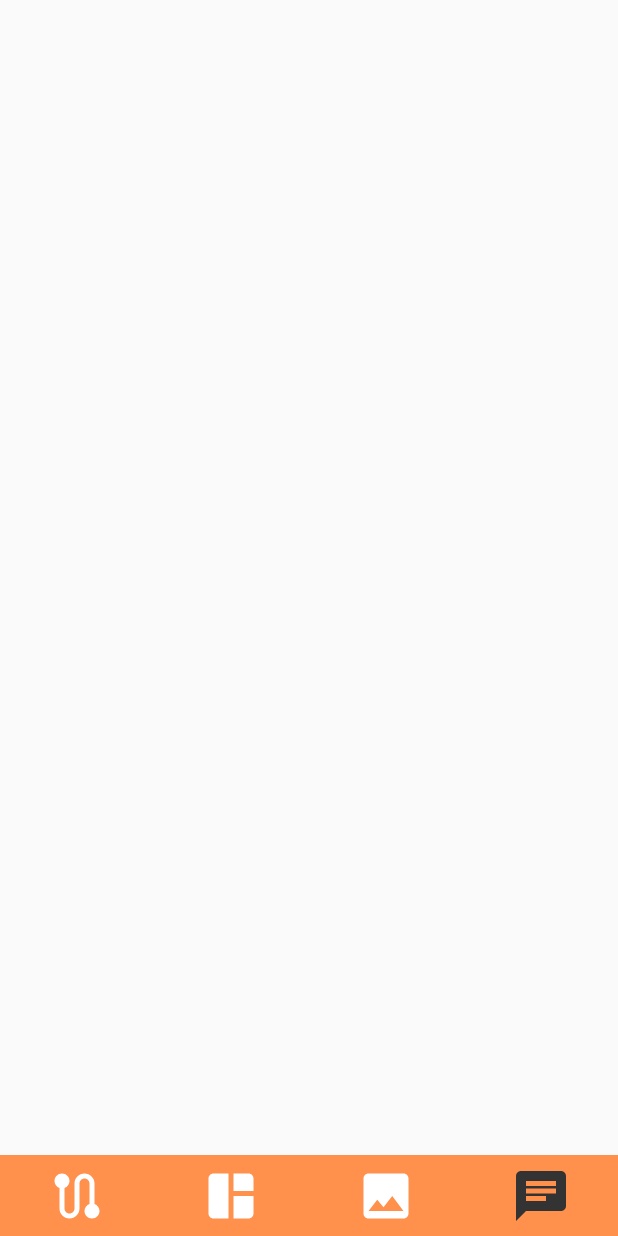
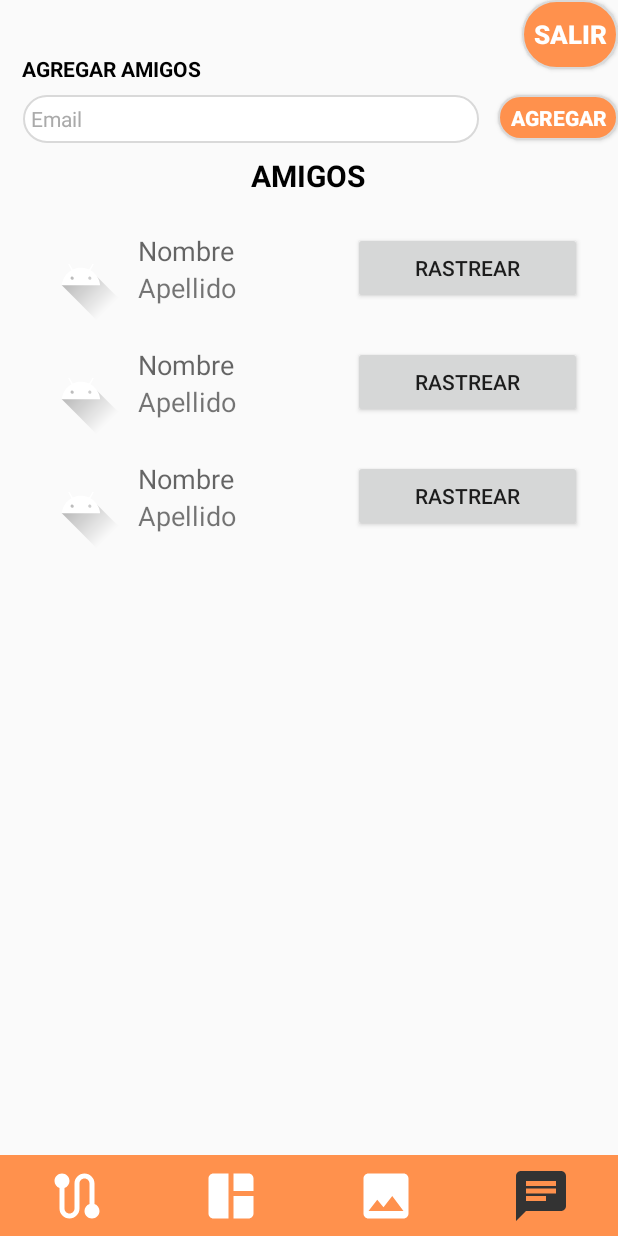
Before and after one commit to Intro-CompuMovil/Fitwalk, an Android app: the layout chat.xml on its own in the app's theme, with its tools: preview values and no code run, on a phone screen of 412 x 824 dp. Run offline under Robolectric (Android 15) with nearby library versions, the phone set to English and light mode, and no system bars.

Commit message:
falta: el recycler view con las imágenes para los post el recycler view para rastrear a los amigos

```diff
--- a/proyecto 3/ProyectoCM/app/src/main/java/com/example/proyectocm/Blog.kt
+++ b/proyecto 3/ProyectoCM/app/src/main/java/com/example/proyectocm/Blog.kt
@@ -125,7 +125,7 @@ class Blog : AppCompatActivity() {
         }
     }
     fun initRecyclerView(){
-        val recyclerView = findViewById<RecyclerView>(R.id.recyclerUsuario)
+        val recyclerView = findViewById<RecyclerView>(R.id.recyclerPost)
         recyclerView.layoutManager = LinearLayoutManager(this)
         recyclerView.adapter = PostAdapter(Mutalblelista.toList(), this)
 
--- a/proyecto 3/ProyectoCM/app/src/main/java/com/example/proyectocm/Registrar.kt
+++ b/proyecto 3/ProyectoCM/app/src/main/java/com/example/proyectocm/Registrar.kt
@@ -151,7 +151,9 @@ class Registrar : AppCompatActivity() {
                                 identificacion.text.toString(),
                                 location.latitude,
                                 location.longitude,
-                                (listOf(""))
+                                (listOf("")),
+                                (listOf("")),
+                                email.text.toString()
                             )
                             val user = FirebaseAuth.getInstance().currentUser
                             val userId = user?.uid
--- a/proyecto 3/ProyectoCM/app/src/main/java/com/example/proyectocm/Usuario.kt
+++ b/proyecto 3/ProyectoCM/app/src/main/java/com/example/proyectocm/Usuario.kt
@@ -5,4 +5,6 @@ data class Usuario(val Nombre : String? =null,
                    val Id : String? =null,
                    val Latitud : Double? =null,
                    val Longitud : Double? =null,
-                   val recorridos: List<String>? = null)
+                   val recorridos: List<String>? = null,
+                    val amigos: List<String>? = null,
+                   val email: String? = null)
--- a/proyecto 3/ProyectoCM/app/src/main/res/layout/blog.xml
+++ b/proyecto 3/ProyectoCM/app/src/main/res/layout/blog.xml
@@ -16,7 +16,7 @@
         app:layout_constraintTop_toBottomOf="@+id/salir">
 
         <androidx.recyclerview.widget.RecyclerView
-            android:id="@+id/recyclerUsuario"
+            android:id="@+id/recyclerPost"
             android:layout_width="match_parent"
             android:layout_height="wrap_content"
             app:layout_constraintBottom_toBottomOf="parent"
--- a/proyecto 3/ProyectoCM/app/src/main/res/layout/chat.xml
+++ b/proyecto 3/ProyectoCM/app/src/main/res/layout/chat.xml
@@ -6,15 +6,20 @@
     android:layout_height="match_parent"
     tools:context=".Chat">
 
-    <ListView
-        android:id="@+id/list"
-        android:layout_width="match_parent"
-        android:layout_height="601dp"
+    <androidx.recyclerview.widget.RecyclerView
+        android:id="@+id/recyclerViewUsuarios"
+        android:layout_width="0dp"
+        android:layout_height="0dp"
+        android:padding="16dp"
+        app:layout_constraintBottom_toTopOf="@+id/linearLayout3"
         app:layout_constraintEnd_toEndOf="parent"
         app:layout_constraintStart_toStartOf="parent"
-        app:layout_constraintTop_toTopOf="parent" />
+        app:layout_constraintTop_toBottomOf="@+id/textView4"
+        app:layout_constraintVertical_bias="0.0"
+        tools:listitem="@layout/item_usuario" />
 
     <LinearLayout
+        android:id="@+id/linearLayout3"
         android:layout_width="match_parent"
         android:layout_height="54dp"
         android:background="@color/orange_light"
@@ -25,43 +30,119 @@
 
         <ImageButton
             android:id="@+id/imageButton"
+            style="@style/ButtonSinBordes"
             android:layout_width="wrap_content"
             android:layout_height="match_parent"
             android:layout_weight="1"
+            android:importantForAccessibility="no"
             android:onClick="mapa"
-            android:importantForAccessibility="no"
-            style="@style/ButtonSinBordes"
             app:srcCompat="@drawable/baseline_route_40" />
 
         <ImageButton
             android:id="@+id/imageButton2"
+            style="@style/ButtonSinBordes"
             android:layout_width="wrap_content"
             android:layout_height="match_parent"
             android:layout_weight="1"
+            android:importantForAccessibility="no"
             android:onClick="dashboard"
-            android:importantForAccessibility="no"
-            style="@style/ButtonSinBordes"
             app:srcCompat="@drawable/baseline_space_dashboard_40" />
 
         <ImageButton
             android:id="@+id/imageButton3"
+            style="@style/ButtonSinBordes"
             android:layout_width="wrap_content"
             android:layout_height="match_parent"
             android:layout_weight="1"
+            android:importantForAccessibility="no"
             android:onClick="blog"
-            android:importantForAccessibility="no"
-            style="@style/ButtonSinBordes"
             app:srcCompat="@drawable/baseline_image_40" />
 
         <ImageButton
             android:id="@+id/imageButton4"
+            style="@style/ButtonSinBordes"
             android:layout_width="wrap_content"
             android:layout_height="match_parent"
             android:layout_weight="1"
             android:importantForAccessibility="no"
-            style="@style/ButtonSinBordes"
             app:srcCompat="@drawable/baseline_chat_black" />
 
     </LinearLayout>
 
+
+    <TextView
+        android:id="@+id/textView4"
+        android:layout_width="wrap_content"
+        android:layout_height="wrap_content"
+        android:layout_marginTop="8dp"
+        android:text="amigos"
+        android:textAllCaps="true"
+        android:textColor="#000000"
+        android:textSize="20sp"
+        android:textStyle="bold"
+        app:layout_constraintEnd_toEndOf="parent"
+        app:layout_constraintHorizontal_bias="0.498"
+        app:layout_constraintStart_toStartOf="parent"
+        app:layout_constraintTop_toBottomOf="@+id/nombreAmigo" />
+
+    <EditText
+        android:id="@+id/nombreAmigo"
+        android:layout_width="304dp"
+        android:layout_height="32dp"
+        android:layout_marginTop="8dp"
+        android:background="@drawable/background_text_white"
+        android:ems="10"
+        android:hint="Email"
+        android:inputType="textPersonName"
+        android:paddingStart="5dp"
+        android:textColorHint="@android:color/darker_gray"
+        android:textSize="14sp"
+        app:layout_constraintEnd_toStartOf="@+id/agregar"
+        app:layout_constraintHorizontal_bias="0.551"
+        app:layout_constraintStart_toStartOf="parent"
+        app:layout_constraintTop_toBottomOf="@+id/textView5" />
+
+    <Button
+        android:id="@+id/salir"
+        android:layout_width="64dp"
+        android:layout_height="46dp"
+        android:background="@drawable/background_button_orange"
+        android:text="salir"
+        android:textColor="@color/white"
+        android:textSize="17sp"
+        android:textStyle="bold"
+        app:layout_constraintEnd_toEndOf="parent"
+        app:layout_constraintHorizontal_bias="1.0"
+        app:layout_constraintStart_toStartOf="parent"
+        app:layout_constraintTop_toTopOf="parent" />
+
+    <Button
+        android:id="@+id/agregar"
+        android:layout_width="80dp"
+        android:layout_height="30dp"
+        android:layout_marginTop="8dp"
+        android:background="@drawable/background_button_orange"
+        android:text="agregar"
+        android:textColor="@color/white"
+        android:textSize="14sp"
+        android:textStyle="bold"
+        app:layout_constraintEnd_toEndOf="parent"
+        app:layout_constraintHorizontal_bias="1.0"
+        app:layout_constraintStart_toStartOf="parent"
+        app:layout_constraintTop_toBottomOf="@+id/textView5" />
+
+    <TextView
+        android:id="@+id/textView5"
+        android:layout_width="wrap_content"
+        android:layout_height="wrap_content"
+        android:layout_marginTop="36dp"
+        android:text="agregar amigos"
+        android:textAllCaps="true"
+        android:textColor="#000000"
+        android:textStyle="bold"
+        app:layout_constraintEnd_toEndOf="parent"
+        app:layout_constraintHorizontal_bias="0.051"
+        app:layout_constraintStart_toStartOf="parent"
+        app:layout_constraintTop_toTopOf="parent" />
+
 </androidx.constraintlayout.widget.ConstraintLayout>
--- /dev/null
+++ b/proyecto 3/ProyectoCM/app/src/main/res/layout/item_usuario.xml
@@ -0,0 +1,49 @@
+<?xml version="1.0" encoding="utf-8"?>
+<LinearLayout xmlns:android="http://schemas.android.com/apk/res/android"
+    xmlns:app="http://schemas.android.com/apk/res-auto"
+    android:layout_width="match_parent"
+    android:layout_height="wrap_content"
+    android:orientation="horizontal"
+    android:padding="8dp">
+
+    <ImageView
+        android:id="@+id/user_image"
+        android:layout_width="60dp"
+        android:layout_height="60dp"
+        android:scaleType="centerCrop"
+        app:srcCompat="@drawable/ic_launcher_foreground" />
+
+    <LinearLayout
+        android:layout_width="0dp"
+        android:layout_height="54dp"
+        android:layout_weight="1"
+        android:orientation="vertical"
+        android:paddingStart="8dp"
+        android:paddingEnd="8dp">
+
+        <TextView
+            android:id="@+id/user_name"
+            android:layout_width="wrap_content"
+            android:layout_height="wrap_content"
+            android:text="Nombre"
+            android:textAppearance="@style/TextAppearance.AppCompat.Medium" />
+
+        <TextView
+            android:id="@+id/user_lastname"
+            android:layout_width="68dp"
+            android:layout_height="wrap_content"
+            android:text="Apellido"
+            android:textAppearance="@style/TextAppearance.AppCompat.Small"
+            android:textSize="18sp" />
+
+
+    </LinearLayout>
+
+    <Button
+        android:id="@+id/rastreo"
+        android:layout_width="1dp"
+        android:layout_height="wrap_content"
+        android:layout_weight="1"
+        android:text="rastrear" />
+
+</LinearLayout>
```
Also changed, not shown: proyecto 3/ProyectoCM/app/src/main/java/com/example/proyectocm/Chat.kt (+220 -15 lines), proyecto 3/ProyectoCM/app/src/main/java/com/example/proyectocm/MapsActivity.kt (+0 -7 lines), proyecto 3/ProyectoCM/app/src/main/java/com/example/proyectocm/adapter/UsuarioAdapter.kt (added, +24 -0 lines), proyecto 3/ProyectoCM/app/src/main/java/com/example/proyectocm/adapter/UsuarioViewHolder.kt (added, +58 -0 lines).
